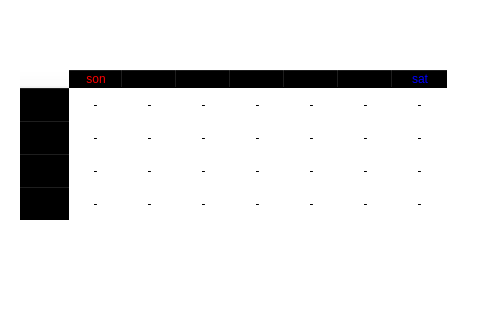
PLA-f21/csi3103, file btn1_widget.ui: the form before one commit; both pictures show x 0 to 501 and y 280 to 600 of the 950 by 600 pixel window.
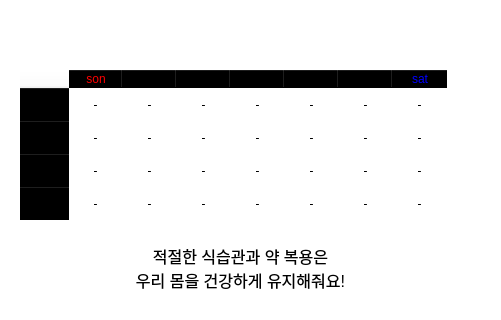
The form after the commit. Icons and pictures are not drawn.

Patch:
```diff
--- a/btn1_widget.ui
+++ b/btn1_widget.ui
@@ -1102,6 +1102,41 @@
     <set>Qt::AlignCenter</set>
    </property>
   </widget>
+  <widget class="QTextBrowser" name="text_browser_meal">
+   <property name="geometry">
+    <rect>
+     <x>70</x>
+     <y>520</y>
+     <width>341</width>
+     <height>51</height>
+    </rect>
+   </property>
+   <property name="sizePolicy">
+    <sizepolicy hsizetype="Expanding" vsizetype="Expanding">
+     <horstretch>0</horstretch>
+     <verstretch>0</verstretch>
+    </sizepolicy>
+   </property>
+   <property name="styleSheet">
+    <string notr="true">background-color: rgba(255, 255, 255, 0);
+border: None;
+font: 12pt &quot;마루 부리 Beta&quot;;</string>
+   </property>
+   <property name="verticalScrollBarPolicy">
+    <enum>Qt::ScrollBarAlwaysOff</enum>
+   </property>
+   <property name="horizontalScrollBarPolicy">
+    <enum>Qt::ScrollBarAlwaysOff</enum>
+   </property>
+   <property name="html">
+    <string>&lt;!DOCTYPE HTML PUBLIC &quot;-//W3C//DTD HTML 4.0//EN&quot; &quot;http://www.w3.org/TR/REC-html40/strict.dtd&quot;&gt;
+&lt;html&gt;&lt;head&gt;&lt;meta name=&quot;qrichtext&quot; content=&quot;1&quot; /&gt;&lt;style type=&quot;text/css&quot;&gt;
+p, li { white-space: pre-wrap; }
+&lt;/style&gt;&lt;/head&gt;&lt;body style=&quot; font-family:'마루 부리 Beta'; font-size:12pt; font-weight:400; font-style:normal;&quot;&gt;
+&lt;p align=&quot;center&quot; style=&quot; margin-top:0px; margin-bottom:0px; margin-left:0px; margin-right:0px; -qt-block-indent:0; text-indent:0px;&quot;&gt;적절한 식습관과 약 복용은&lt;/p&gt;
+&lt;p align=&quot;center&quot; style=&quot; margin-top:0px; margin-bottom:0px; margin-left:0px; margin-right:0px; -qt-block-indent:0; text-indent:0px;&quot;&gt;우리 몸을 건강하게 유지해줘요!&lt;/p&gt;&lt;/body&gt;&lt;/html&gt;</string>
+   </property>
+  </widget>
   <zorder>box1</zorder>
   <zorder>box2</zorder>
   <zorder>box3</zorder>
```
Left out of the diff: 1 changed line with no effect on the pictures.
